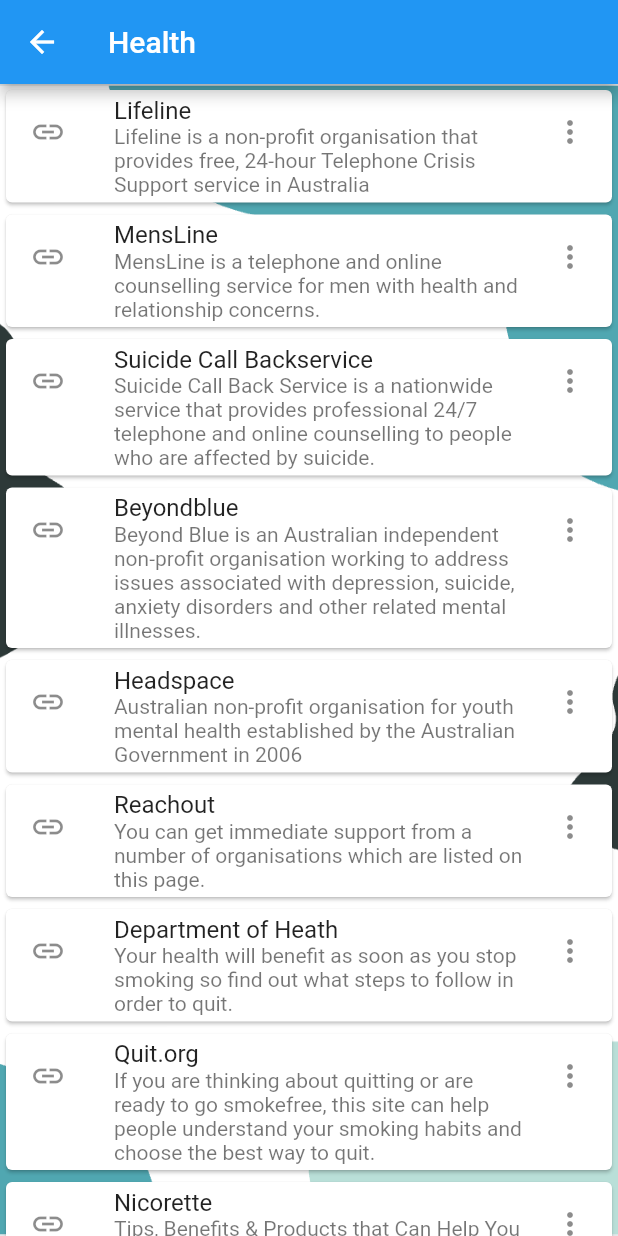
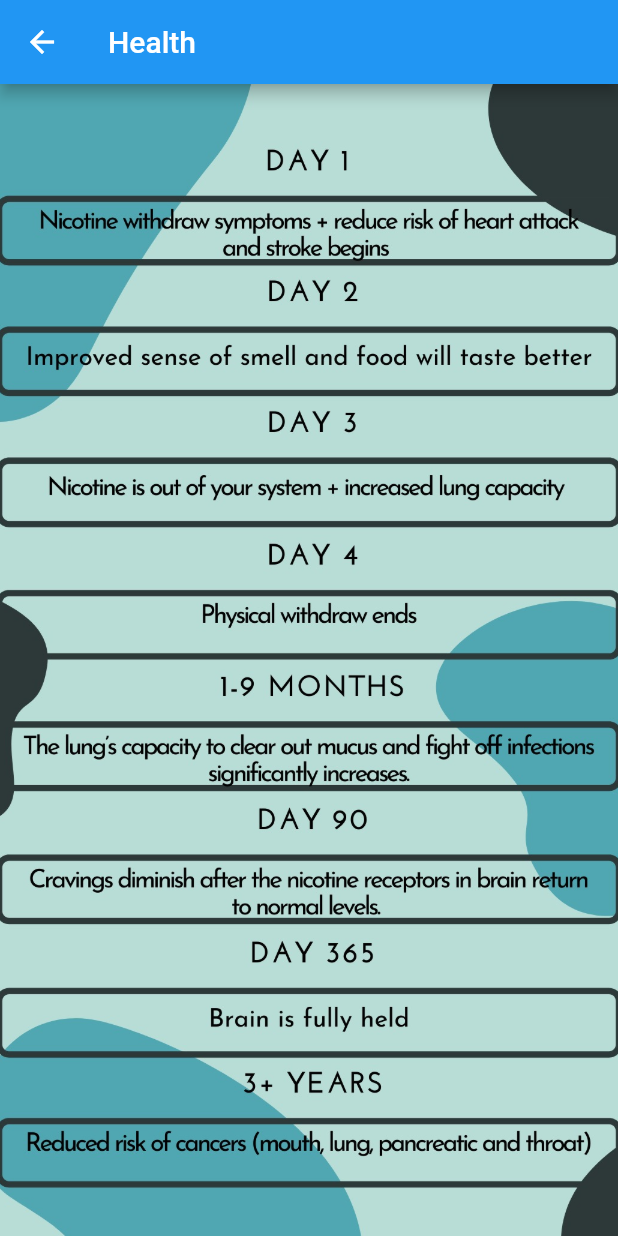
Before and after one commit to AdGlad/vapos, a Flutter app: the Health screen opened directly, on a phone screen of 412 x 824 dp. Run offline on Flutter 3.47's test engine with Material 2 defaults, Android fonts, the phone set to English and light mode, and no system bars; our stand-ins replace charts_flutter, cloud_firestore, datetime_picker_formfield, firebase_auth, flutter_linkify, flutter_spinkit and 1 more; accounts and stored records are empty.

Commit message:
Added icons and health page

```diff
--- a/lib/screens/authenticate/register.dart
+++ b/lib/screens/authenticate/register.dart
@@ -38,6 +38,12 @@
         ],
       ),
       body: Container(
+                decoration: BoxDecoration(
+            image: DecorationImage(
+              image: AssetImage('assets/register.png'),
+              fit: BoxFit.cover,
+            ),
+          ),
         padding: EdgeInsets.symmetric(vertical: 20.0, horizontal: 50.0),
         child: Form(
           key: _formKey,
--- a/lib/screens/authenticate/sign_in.dart
+++ b/lib/screens/authenticate/sign_in.dart
@@ -38,6 +38,12 @@
         ],
       ),
       body: Container(
+        decoration: BoxDecoration(
+            image: DecorationImage(
+              image: AssetImage('assets/signin.png'),
+              fit: BoxFit.cover,
+            ),
+          ),
         padding: EdgeInsets.symmetric(vertical: 20.0, horizontal: 50.0),
         child: Form(
           key: _formKey,
--- a/lib/screens/home/health.dart
+++ b/lib/screens/home/health.dart
@@ -1,103 +1,28 @@
 
 import 'package:flutter/material.dart';
-import 'package:url_launcher/url_launcher.dart';
-import 'package:flutter_linkify/flutter_linkify.dart';
-
 
 class Health extends StatelessWidget {
   @override
   Widget build(BuildContext context) {
     return Scaffold(
       appBar: AppBar(
-        title: Text('Health '),
+        title: Text('Health'),
         //backgroundColor: Colors.redAccent,
       ),
              body: Container(
-               decoration: BoxDecoration(
-            image: DecorationImage(
-              image: AssetImage('assets/vaposbg.png'),
-              fit: BoxFit.cover,
-            ),
-          ),
-           child: Center( child:  ListView(
-          children: <Widget>[
-            Card( child: ListTile (
-              leading: Icon(Icons.link),
-              title: Text('Lifeline'),
-              trailing: Icon(Icons.more_vert),
-              subtitle: Text('Lifeline is a non-profit organisation that provides free, 24-hour Telephone Crisis Support service in Australia'),
-               onTap: () async { const url = 'https://www.lifeline.org.au/';
-                   if (await canLaunch(url)) { await launch(url, forceSafariVC: false);}
-                   else { throw 'Could not launch $url'; }}, )),
-            Card( child: ListTile (
-               leading: Icon(Icons.link),
-              title: Text('MensLine'),
-              trailing: Icon(Icons.more_vert),
-              subtitle: Text('MensLine is a telephone and online counselling service for men with health and relationship concerns.'),
-
-               onTap: () async { const url = 'https://mensline.org.au/';
-                   if (await canLaunch(url)) { await launch(url, forceSafariVC: false);}
-                   else { throw 'Could not launch $url'; }}, )),
-            Card( child: ListTile (
-               leading: Icon(Icons.link),
-              trailing: Icon(Icons.more_vert),
-              title: Text('Suicide Call Backservice'),
-              subtitle: Text('Suicide Call Back Service is a nationwide service that provides professional 24/7 telephone and online counselling to people who are affected by suicide.'),
-               onTap: () async { const url = 'https://www.suicidecallbackservice.org.au/';
-                   if (await canLaunch(url)) { await launch(url, forceSafariVC: false);}
-                   else { throw 'Could not launch $url'; }}, )),
-              Card( child:                  ListTile (
-               leading: Icon(Icons.link),
-               trailing: Icon(Icons.more_vert),
-              title: Text('Beyondblue'),
-              subtitle: Text('Beyond Blue is an Australian independent non-profit organisation working to address issues associated with depression, suicide, anxiety disorders and other related mental illnesses.'),
-               onTap: () async { const url = 'https://www.beyondblue.org.au/';
-                   if (await canLaunch(url)) { await launch(url, forceSafariVC: false);}
-                   else { throw 'Could not launch $url'; }}, )),
-              Card( child:                  ListTile (
-               leading: Icon(Icons.link),
-               trailing: Icon(Icons.more_vert),
-              title: Text('Headspace'),
-              subtitle: Text('Australian non-profit organisation for youth mental health established by the Australian Government in 2006'),
-               onTap: () async { const url = 'https://www.headspace.com/';
-                   if (await canLaunch(url)) { await launch(url, forceSafariVC: false);}
-                   else { throw 'Could not launch $url'; }}, )),
-               Card( child:                 ListTile (
-               leading: Icon(Icons.link),
-               trailing: Icon(Icons.more_vert),
-              title: Text('Reachout'),
-              subtitle: Text('You can get immediate support from a number of organisations which are listed on this page.'),
-               onTap: () async { const url = 'https://au.reachout.com/';
-                   if (await canLaunch(url)) { await launch(url, forceSafariVC: false);}
-                   else { throw 'Could not launch $url'; }}, )),
-                Card( child:                ListTile (
-               leading: Icon(Icons.link),
-               trailing: Icon(Icons.more_vert),
-              title: Text('Department of Heath'),
-              subtitle: Text('Your health will benefit as soon as you stop smoking so find out what steps to follow in order to quit. '),
-               onTap: () async { const url = 'https://www.health.gov.au/contacts/quitline';
-                   if (await canLaunch(url)) { await launch(url, forceSafariVC: false);}
-                   else { throw 'Could not launch $url'; }}, )),
-                Card( child:                                 ListTile (
-               leading: Icon(Icons.link),
-               trailing: Icon(Icons.more_vert),
-              title: Text('Quit.org'),
-              subtitle: Text('If you are thinking about quitting or are ready to go smokefree, this site can help people understand your smoking habits and choose the best way to quit.'),
-               onTap: () async { const url = 'https://www.quit.org.au/';
-                   if (await canLaunch(url)) { await launch(url, forceSafariVC: false);}
-                   else { throw 'Could not launch $url'; }}, )),
-                Card( child:                                 ListTile (
-               leading: Icon(Icons.link),
-               trailing: Icon(Icons.more_vert),
-              title: Text('Nicorette'),
-              subtitle: Text('Tips, Benefits & Products that Can Help You Quit Smoking for Good, Your Way. Discover The Benefits of Quitting. '),
-               onTap: () async { const url = 'https://www.nicorette.com.au/';
-                   if (await canLaunch(url)) { await launch(url, forceSafariVC: false);}
-                   else { throw 'Could not launch $url'; }}, )),
-          ],
-        ),
-             )
-             )
-          );
+                child: Column(
+                  children: <Widget>[
+                    Expanded(
+                      child: Container(
+                        child: Image(
+                          image: AssetImage('assets/health_page.png'),
+                          fit: BoxFit.fitHeight,
+                        ),
+                      ),
+                    ),
+                  ],
+                ),
+              ),
+            );
           }
         }
--- a/lib/screens/home/homebody.dart
+++ b/lib/screens/home/homebody.dart
@@ -4,6 +4,7 @@
 import 'package:vapos/screens/home/social.dart';
 import 'package:vapos/screens/home/rewards.dart';
 import 'package:vapos/screens/home/leaderboard.dart';
+import 'package:vapos/screens/home/mental_health.dart';
 import 'package:vapos/screens/home/health.dart';
 import 'package:vapos/screens/home/plan.dart';
 import 'package:vapos/screens/home/chat.dart';
@@ -15,8 +16,8 @@
 
 class Homebody extends StatelessWidget {
   @override
-  List<String> pagenames = ['News','Alliance','Plan','Health','Chat','Rewards','Progress Broad','Help'];
-    List<IconData> pageicons = [Icons.language,Icons.people ,Icons.calendar_today,Icons.healing,Icons.chat_bubble_outline,Icons.card_giftcard,Icons.list,Icons.info];
+  List<String> pagenames = ['News','Team','Plan','Mental Health','Chat','Rewards','Progress Board','Health'];
+    List<IconData> pageicons = [Icons.language,Icons.people ,Icons.calendar_today,Icons.child_care,Icons.chat_bubble_outline,Icons.card_giftcard,Icons.list,Icons.favorite];
 
 
 
@@ -44,7 +45,7 @@
        Navigator.push(context, MaterialPageRoute(builder: (context) => Updateplan() ));
     }  else if (index == 3)
     {
-       Navigator.push(context, MaterialPageRoute(builder: (context) => Health () ));
+       Navigator.push(context, MaterialPageRoute(builder: (context) => MentalHealth () ));
     } else if (index == 4)
     {
        Navigator.push(context, MaterialPageRoute(builder: (context) => Chat() ));
@@ -56,7 +57,7 @@
        Navigator.push(context, MaterialPageRoute(builder: (context) => LeaderHomePage() ));
     }  else if (index == 7)
     {
-        Navigator.push(context, MaterialPageRoute(builder: (context) => Social() ));
+        Navigator.push(context, MaterialPageRoute(builder: (context) => Health() ));
     }
 
 }
--- a/lib/screens/home/leaderboard.dart
+++ b/lib/screens/home/leaderboard.dart
@@ -2,6 +2,7 @@
 import 'package:flutter/material.dart';
 import 'package:vapos/models/leader.dart';
 import 'package:charts_flutter/flutter.dart' as charts;
+import 'package:hexcolor/hexcolor.dart';
 
 class LeaderHomePage extends StatefulWidget {
   @override
@@ -22,6 +23,8 @@
         colorFn: (Leader leader, _) =>
            //charts.ColorUtil.fromDartColor(Colors.blue),
             charts.ColorUtil.fromDartColor(Color(int.parse(leader.colorVal))),
+           //charts.ColorUtil.fromDartColor(Color(HexColor.fromHex('#aabbcc'))),
+           //fromDartColor(Color(HexColor('#aabbcc')),
         id: 'leaders',
         data: mydata,
         labelAccessorFn: (Leader row, _) => "${row.score}",
--- a/lib/screens/home/newfeed.dart
+++ b/lib/screens/home/newfeed.dart
@@ -7,7 +7,7 @@
   Widget build(BuildContext context) {
     return Scaffold(
       appBar: AppBar(
-        title: Text('Newsfeed Page'),
+        title: Text('Great Vape Debate'),
         //backgroundColor: Colors.redAccent,
       ),
         body:
--- a/pubspec.yaml
+++ b/pubspec.yaml
@@ -17,7 +17,8 @@
   sdk: ">=2.1.0 <3.0.0"
 
 dependencies:
-
+  flutter_launcher_icons:
+  hexcolor:
   charts_flutter: ^0.6.0
   url_launcher: ^5.4.0
   flutter:
@@ -44,6 +45,9 @@
 # following page: https://dart.dev/tools/pub/pubspec
 
 # The following section is specific to Flutter.
+flutter_icons:
+  image_path: 'assets/icon.png'
+  ios: true
 flutter:
 
   # The following line ensures that the Material Icons font is
```
Also changed, not shown: lib/screens/home/mental_health.dart (added, +103 -0 lines), assets/health_page.jpg (added), assets/health_page.png (added), assets/healthscreen.png (added), assets/icon.png (added), assets/register.png (added), assets/signin.jpg (added), assets/signin.png (added), pubspec.lock, 22 other files.
